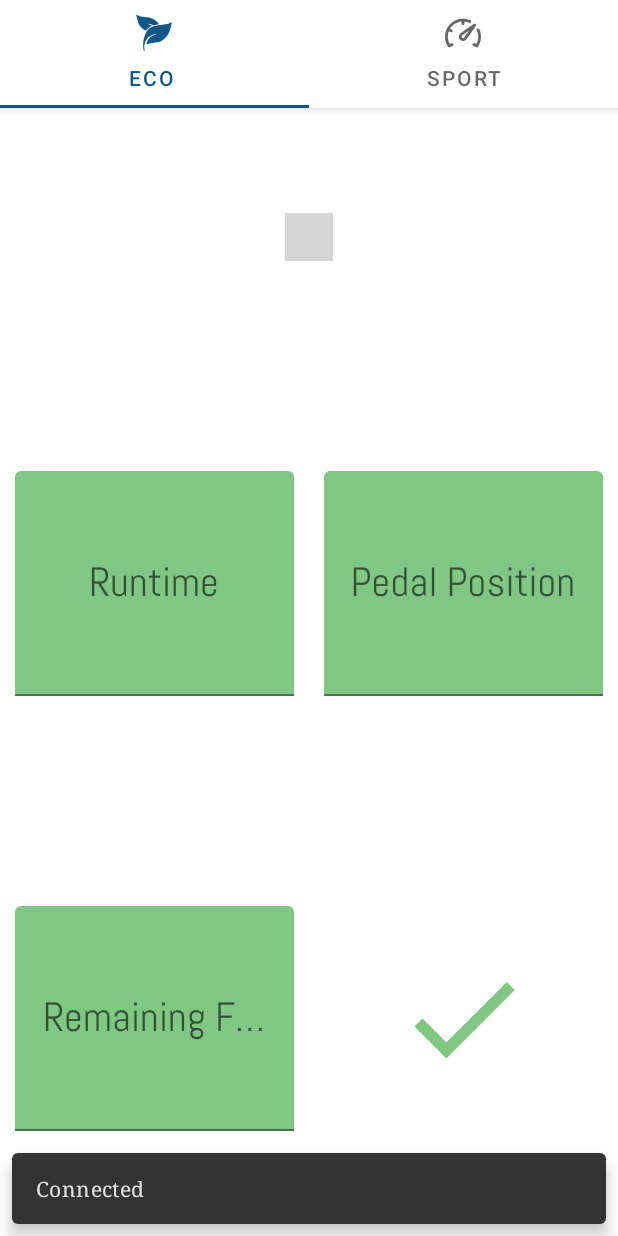
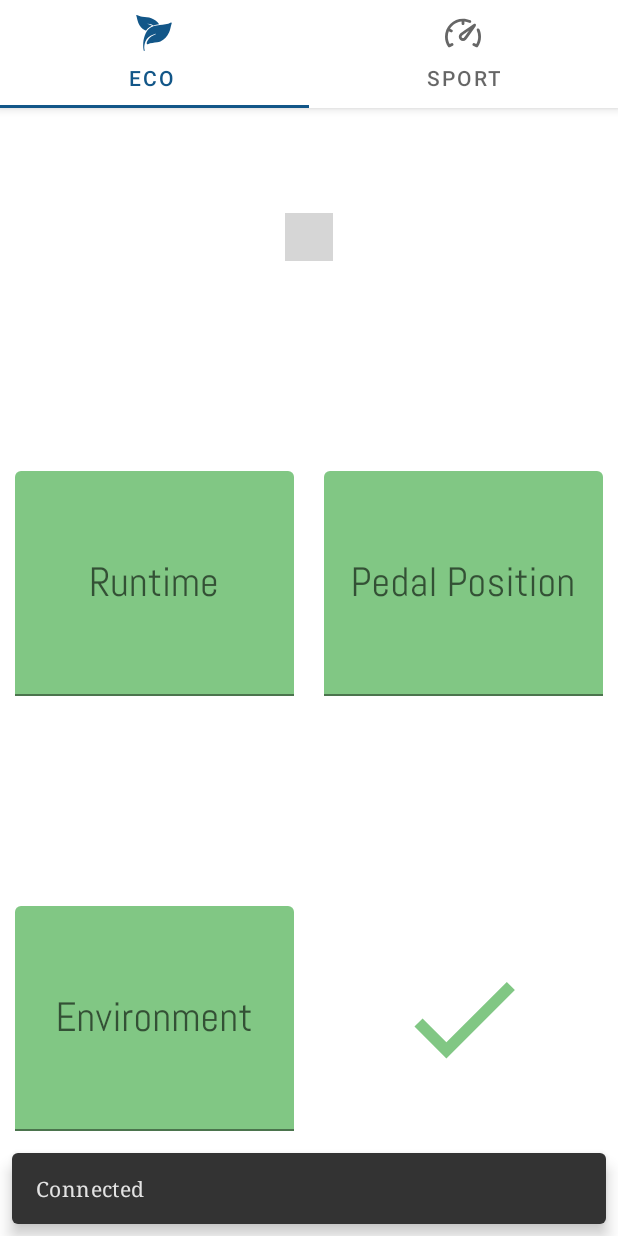
Before and after one commit to MarcoAigner/DataCruise, an Android app: the MainActivity screen opened directly, with no data from a screen before it, on a phone screen of 412 x 824 dp. Run offline under Robolectric (Android 15) with nearby library versions, the phone set to English and light mode, and no system bars; our stand-ins replace Volley; libraries missing offline, so code that uses them is left out: com.github.anastr.speedviewlib; plain views replace SpeedView; network calls fail; 16 statements that could not run were skipped; grey boxes are pictures that could not be loaded.

Commit message:
All set up and running version

```diff
--- a/app/src/main/res/layout/fragment_one.xml
+++ b/app/src/main/res/layout/fragment_one.xml
@@ -40,10 +40,9 @@
                         app:sv_centerCircleColor="@color/colorPrimary"
                         app:sv_highSpeedColor="@color/colorPrimary"
                         app:sv_lowSpeedColor="@color/colorPrimary"
-                        app:sv_lowSpeedPercent="26"
+                        app:sv_lowSpeedPercent="21"
                         app:sv_mediumSpeedColor="@color/lightGreen"
                         app:sv_mediumSpeedPercent="46"
-                        app:sv_withTremble="true"
                         app:sv_indicatorColor="@color/lightGrey"
                         app:sv_unitTextColor="@color/colorPrimary"
                         app:sv_textColor="@color/colorPrimary"
@@ -166,7 +165,7 @@
                         android:layout_margin="10dp"
                         android:layout_centerHorizontal="true"
                         android:layout_centerVertical="true"
-                        android:hint="@string/remainingString"
+                        android:hint="@string/environmentString"
                         app:hintTextColor="@color/darkGreen"
                         app:hintEnabled="true"
                         android:textAlignment="center"
--- a/app/src/main/res/values/strings.xml
+++ b/app/src/main/res/values/strings.xml
@@ -14,7 +14,7 @@
 
     <string name="runtimeString">Runtime</string>
     <string name="pedalString">Pedal Position</string>
-    <string name="remainingString">Remaining Fuel</string>
+    <string name="environmentString">Environment</string>
     <string name="vMaxString">V-Max</string>
     <string name="accelerationString">Acceleration</string>
     <string name="engineLoadString">Engine Load</string>
```
Also changed, not shown: app/src/main/java/com/example/maign/car_it_projekt/MainActivity.java (+5 -13 lines), app/src/main/java/com/example/maign/car_it_projekt/OneFragment.java (+21 -14 lines), 471 other files.
